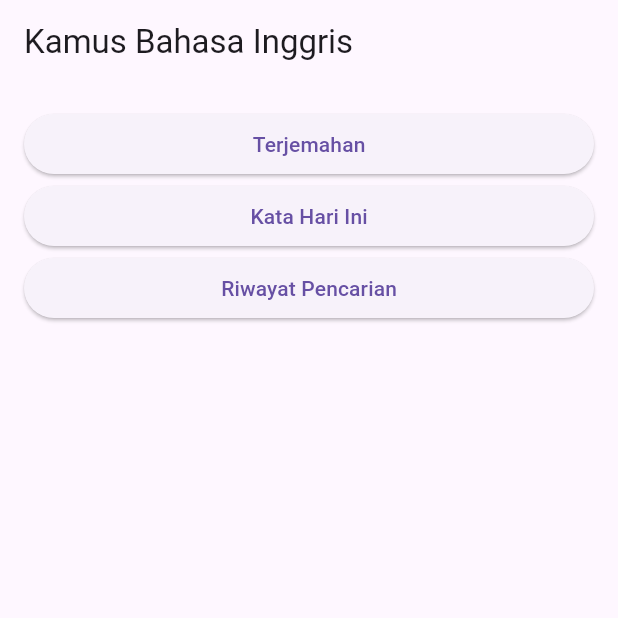
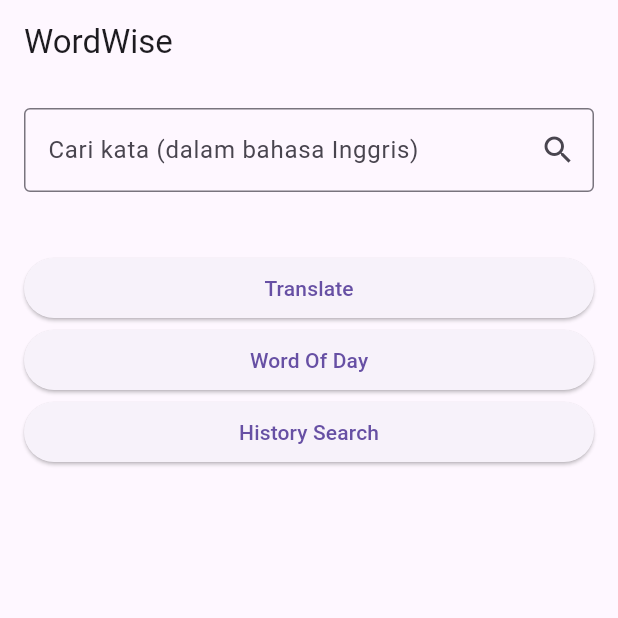
Before and after one commit to uswatun05/wordwise, a Flutter app: the HomePage screen opened directly, on a phone screen of 412 x 824 dp, the top half of it. Run offline on Flutter 3.47's test engine with Material 3 defaults, Android fonts, the phone set to English and light mode, and no system bars; our stand-ins replace lottie.

Commit message:
Part 3: Tambah fitur pencarian definisi kata via API

```diff
--- a/lib/screens/home.dart
+++ b/lib/screens/home.dart
@@ -2,18 +2,79 @@ import 'package:flutter/material.dart';
 import 'translate.dart';
 import 'word_of_day.dart';
 import 'history.dart';
+import '../api/dictionary.dart';
 
-class HomePage extends StatelessWidget {
+class HomePage extends StatefulWidget {
+  @override
+  _HomePageState createState() => _HomePageState();
+}
+
+  class _HomePageState extends State<HomePage> {
+  final TextEditingController _controller = TextEditingController();
+  List<String> _definitions = [];
+  bool _isLoading = false;
+
+  Future<void> _searchWord() async {
+    setState(() {
+      _isLoading = true;
+      _definitions = [];
+    });
+
+    try {
+      List<String> result = await DictionaryService.fetchDefinitions(_controller.text.trim());
+      setState(() {
+        _definitions = result;
+      });
+    } catch (e) {
+      setState(() {
+        _definitions = ['Kata tidak ditemukan.'];
+      });
+    } finally {
+      if (_controller.text.trim().isEmpty) {
+        ScaffoldMessenger.of(context).showSnackBar(
+          SnackBar(content: Text('Masukkan kata terlebih dahulu')),
+        );
+        return;
+      }
+      setState(() {
+        _isLoading = false;
+      });
+    }
+  }
+
   @override
   Widget build(BuildContext context) {
     return Scaffold(
       appBar: AppBar(
-        title: Text('Kamus Bahasa Inggris'),
+        title: Text('WordWise'),
         automaticallyImplyLeading: false,
       ),
       body: ListView(
         padding: EdgeInsets.all(16),
         children: [
+          TextField(
+            controller: _controller,
+            decoration: InputDecoration(
+              labelText: 'Cari kata (dalam bahasa Inggris)',
+              suffixIcon: IconButton(
+                icon: Icon(Icons.search),
+                onPressed: _searchWord,
+              ),
+              border: OutlineInputBorder(),
+            ),
+          ),
+          SizedBox(height: 16),
+          _isLoading
+              ? Center(child: CircularProgressIndicator())
+              : Column(
+                  crossAxisAlignment: CrossAxisAlignment.start,
+                  children: _definitions.map((def) => Padding(
+                    padding: const EdgeInsets.symmetric(vertical: 4.0),
+                    child: Text("- $def"),
+                  )).toList(),
+                ),
+          SizedBox(height: 24),
+
           ElevatedButton(
             onPressed: () {
               Navigator.push(
@@ -21,8 +82,9 @@ class HomePage extends StatelessWidget {
                 MaterialPageRoute(builder: (context) => TranslatePage()),
               );
             },
-            child: Text('Terjemahan'),
+            child: Text('Translate'),
           ),
+
           ElevatedButton(
             onPressed: () {
               Navigator.push(
@@ -30,8 +92,9 @@ class HomePage extends StatelessWidget {
                 MaterialPageRoute(builder: (context) => WordOfDayPage()),
               );
             },
-            child: Text('Kata Hari Ini'),
+            child: Text('Word Of Day'),
           ),
+
           ElevatedButton(
             onPressed: () {
               Navigator.push(
@@ -39,7 +102,7 @@ class HomePage extends StatelessWidget {
                 MaterialPageRoute(builder: (context) => HistoryPage()),
               );
             },
-            child: Text('Riwayat Pencarian'),
+            child: Text('History Search'),
           ),
         ],
       ),
--- a/pubspec.yaml
+++ b/pubspec.yaml
@@ -31,6 +31,7 @@ dependencies:
   flutter:
     sdk: flutter
   lottie: ^2.7.0
+  http: ^0.13.6
   # The following adds the Cupertino Icons font to your application.
   # Use with the CupertinoIcons class for iOS style icons.
   cupertino_icons: ^1.0.8
```
Also changed, not shown: lib/api/dictionary.dart (+24 -0 lines), pubspec.lock.
